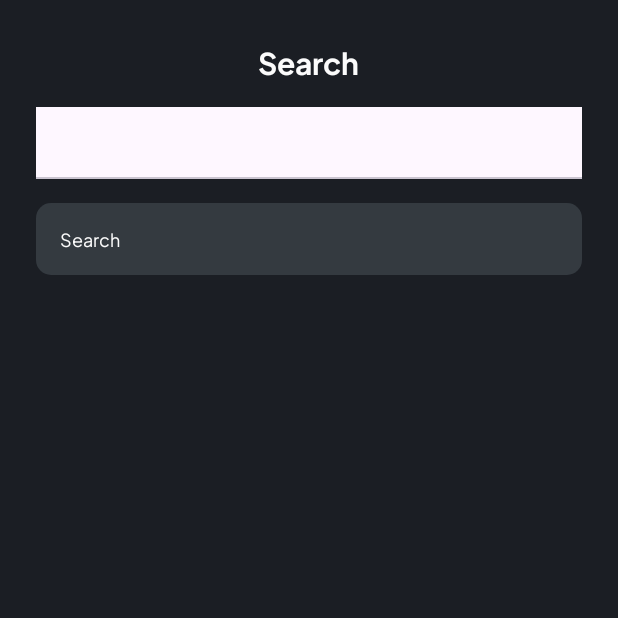
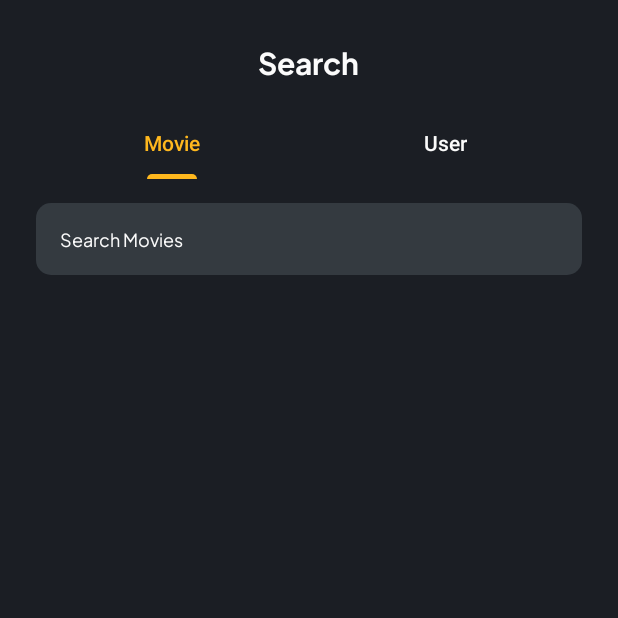
Before and after one commit to slepetbangkit/cinematch-frontend, an Android app: the SearchActivity screen opened directly, with no data from a screen before it, on a phone screen of 412 x 824 dp, the top half of it. Run offline under Robolectric (Android 15) with nearby library versions, the phone set to English and light mode, and no system bars; libraries missing offline, so code that uses them is left out: com.auth0.android; pictures from the network do not load.

Commit message:
integrate search with backend

```diff
--- a/app/src/main/java/com/slepetbangkit/cinematch/helpers/ViewModelFactory.kt
+++ b/app/src/main/java/com/slepetbangkit/cinematch/helpers/ViewModelFactory.kt
@@ -4,6 +4,7 @@ import androidx.lifecycle.ViewModel
 import androidx.lifecycle.ViewModelProvider
 import com.slepetbangkit.cinematch.data.local.preferences.SessionPreferences
 import com.slepetbangkit.cinematch.view.profile.ProfileViewModel
+import com.slepetbangkit.cinematch.view.search.SearchMovieViewModel
 
 class ViewModelFactory private constructor(private val sessionPrefs: SessionPreferences) :
     ViewModelProvider.NewInstanceFactory() {
@@ -13,6 +14,9 @@ class ViewModelFactory private constructor(private val sessionPrefs: SessionPref
         return when {
             modelClass.isAssignableFrom(ProfileViewModel::class.java) -> {
                 ProfileViewModel(sessionPrefs) as T
+            }
+            modelClass.isAssignableFrom(SearchMovieViewModel::class.java) -> {
+                SearchMovieViewModel(sessionPrefs) as T
             }
             else -> throw IllegalArgumentException("Unknown ViewModel class: ${modelClass.name}")
         }
--- a/app/src/main/java/com/slepetbangkit/cinematch/view/movieDetails/MovieDetailsActivity.kt
+++ b/app/src/main/java/com/slepetbangkit/cinematch/view/movieDetails/MovieDetailsActivity.kt
@@ -18,4 +18,8 @@ class MovieDetailsActivity : AppCompatActivity() {
             insets
         }
     }
+
+    companion object {
+        const val MOVIE_ID = "movie_id"
+    }
 }
--- a/app/src/main/java/com/slepetbangkit/cinematch/view/search/SearchActivity.kt
+++ b/app/src/main/java/com/slepetbangkit/cinematch/view/search/SearchActivity.kt
@@ -1,35 +1,18 @@
 package com.slepetbangkit.cinematch.view.search
 
 import android.os.Bundle
-import androidx.activity.enableEdgeToEdge
 import androidx.appcompat.app.AppCompatActivity
-import androidx.core.view.ViewCompat
-import androidx.core.view.WindowInsetsCompat
-import androidx.viewpager2.widget.ViewPager2
-import com.google.android.material.tabs.TabLayout
-import com.google.android.material.tabs.TabLayoutMediator
 import com.slepetbangkit.cinematch.R
-import com.slepetbangkit.cinematch.databinding.ActivitySearchBinding
 
 class SearchActivity : AppCompatActivity() {
-    private lateinit var binding: ActivitySearchBinding
-
     override fun onCreate(savedInstanceState: Bundle?) {
         super.onCreate(savedInstanceState)
-        binding = ActivitySearchBinding.inflate(layoutInflater)
-        setContentView(binding.root)
+        setContentView(R.layout.activity_search)
 
-        val tabLayout = binding.tabLayout
-        val viewPager = binding.viewPager
-
-//        val adapter = SearchViewAdapter(this)
-//        viewPager.adapter = adapter
-
-        TabLayoutMediator(tabLayout, viewPager) { tab, position ->
-            when (position) {
-                0 -> tab.text = "Movie"
-                1 -> tab.text = "User"
-            }
-        }.attach()
+        if (savedInstanceState == null) {
+            supportFragmentManager.beginTransaction()
+                .replace(R.id.fragment_container, SearchFragment())
+                .commitNow()
+        }
     }
 }
--- a/app/src/main/java/com/slepetbangkit/cinematch/view/search/SearchFragment.kt
+++ b/app/src/main/java/com/slepetbangkit/cinematch/view/search/SearchFragment.kt
@@ -1,60 +1,62 @@
 package com.slepetbangkit.cinematch.view.search
 
 import android.os.Bundle
-import androidx.fragment.app.Fragment
 import android.view.LayoutInflater
 import android.view.View
 import android.view.ViewGroup
-import com.slepetbangkit.cinematch.R
+import androidx.fragment.app.Fragment
+import androidx.fragment.app.FragmentActivity
+import com.google.android.material.tabs.TabLayoutMediator
+import com.slepetbangkit.cinematch.data.local.preferences.SessionPreferences
+import com.slepetbangkit.cinematch.data.local.preferences.dataStore
+import com.slepetbangkit.cinematch.databinding.FragmentSearchBinding
+import com.slepetbangkit.cinematch.helpers.ViewModelFactory
 
-// TODO: Rename parameter arguments, choose names that match
-// the fragment initialization parameters, e.g. ARG_ITEM_NUMBER
-private const val ARG_PARAM1 = "param1"
-private const val ARG_PARAM2 = "param2"
+class SearchFragment : Fragment() {
+    private var _binding: FragmentSearchBinding? = null
+    private val binding get() = _binding!!
+    private lateinit var searchMovieViewModel: SearchMovieViewModel
+    private lateinit var sessionPrefs: SessionPreferences
 
-/**
- * A simple [Fragment] subclass.
- * Use the [SearchFragment.newInstance] factory method to
- * create an instance of this fragment.
- */
-class SearchFragment : Fragment() {
-    // TODO: Rename and change types of parameters
-    private var param1: String? = null
-    private var param2: String? = null
-
-    override fun onCreate(savedInstanceState: Bundle?) {
-        super.onCreate(savedInstanceState)
-        arguments?.let {
-            param1 = it.getString(ARG_PARAM1)
-            param2 = it.getString(ARG_PARAM2)
-        }
+    override fun onCreateView(
+        inflater: LayoutInflater,
+        container: ViewGroup?,
+        savedInstanceState: Bundle?
+    ): View? {
+        _binding = FragmentSearchBinding.inflate(inflater, container, false)
+        return binding.root
     }
 
-    override fun onCreateView(
-        inflater: LayoutInflater, container: ViewGroup?,
-        savedInstanceState: Bundle?
-    ): View? {
-        // Inflate the layout for this fragment
-        return inflater.inflate(R.layout.fragment_search, container, false)
+    override fun onViewCreated(view: View, savedInstanceState: Bundle?) {
+        super.onViewCreated(view, savedInstanceState)
+
+        sessionPrefs = SessionPreferences.getInstance(requireContext().dataStore)
+        searchMovieViewModel = ViewModelFactory.getInstance(sessionPrefs).create(SearchMovieViewModel::class.java)
+
+        val tabLayout = binding.tabLayout
+        val viewPager = binding.viewPager
+
+        context?.let {
+            val adapter = SearchViewAdapter(it as FragmentActivity)
+            viewPager.adapter = adapter
+        }
+
+        TabLayoutMediator(tabLayout, viewPager) { tab, position ->
+            when (position) {
+                0 -> tab.text = "Movie"
+                1 -> tab.text = "User"
+            }
+        }.attach()
     }
 
-    companion object {
-        /**
-         * Use this factory method to create a new instance of
-         * this fragment using the provided parameters.
-         *
-         * @param param1 Parameter 1.
-         * @param param2 Parameter 2.
-         * @return A new instance of fragment SearchFragment.
-         */
-        // TODO: Rename and change types and number of parameters
-        @JvmStatic
-        fun newInstance(param1: String, param2: String) =
-            SearchFragment().apply {
-                arguments = Bundle().apply {
-                    putString(ARG_PARAM1, param1)
-                    putString(ARG_PARAM2, param2)
-                }
-            }
+    override fun onPause() {
+        searchMovieViewModel.clearSearchResults()
+        super.onPause()
+    }
+
+    override fun onDestroyView() {
+        searchMovieViewModel.clearSearchResults()
+        _binding = null
+        super.onDestroyView()
     }
 }
--- /dev/null
+++ b/app/src/main/java/com/slepetbangkit/cinematch/view/search/SearchMovieViewModel.kt
@@ -0,0 +1,58 @@
+package com.slepetbangkit.cinematch.view.search
+
+import androidx.lifecycle.LiveData
+import androidx.lifecycle.MutableLiveData
+import androidx.lifecycle.ViewModel
+import androidx.lifecycle.viewModelScope
+import com.slepetbangkit.cinematch.data.local.preferences.SessionPreferences
+import com.slepetbangkit.cinematch.data.remote.response.SearchResponseItem
+import com.slepetbangkit.cinematch.data.remote.retrofit.ApiConfig
+import kotlinx.coroutines.flow.first
+import kotlinx.coroutines.launch
+import retrofit2.Call
+import retrofit2.Callback
+import retrofit2.Response
+
+class SearchMovieViewModel(sessionPrefs: SessionPreferences) : ViewModel() {
+    private lateinit var accessToken: String
+
+    private val _searchMovieResult = MutableLiveData<List<SearchResponseItem>>()
+    val searchMovieResult: LiveData<List<SearchResponseItem>> = _searchMovieResult
+
+    private val _isLoading = MutableLiveData<Boolean>()
+    val isLoading: LiveData<Boolean> = _isLoading
+
+    private val _error = MutableLiveData<String>()
+    val error: LiveData<String> = _error
+
+    init {
+        viewModelScope.launch {
+            accessToken = sessionPrefs.getAccessToken().first()
+        }
+    }
+
+    fun getSearchMovies(movieName: String) {
+        _isLoading.value = true
+
+        val client = ApiConfig.getApiService().searchMovies("Bearer $accessToken", movieName)
+        client.enqueue(object : Callback<List<SearchResponseItem>> {
+            override fun onResponse(call: Call<List<SearchResponseItem>>, response: Response<List<SearchResponseItem>>) {
+                if (response.isSuccessful) {
+                    _searchMovieResult.value = response.body()?.filterNotNull() ?: emptyList()
+                } else {
+                    _error.value = "Error fetching data"
+                }
+                _isLoading.value = false
+            }
+
+            override fun onFailure(call: Call<List<SearchResponseItem>>, t: Throwable) {
+                _error.value = "Failed fetching data: ${t.message}"
+                _isLoading.value = false
+            }
+        })
+    }
+
+    fun clearSearchResults() {
+        _searchMovieResult.value = emptyList()
+    }
+}
--- a/app/src/main/java/com/slepetbangkit/cinematch/view/search/SearchViewAdapter.kt
+++ b/app/src/main/java/com/slepetbangkit/cinematch/view/search/SearchViewAdapter.kt
@@ -1,18 +1,19 @@
 package com.slepetbangkit.cinematch.view.search
 
-import androidx.appcompat.app.AppCompatActivity
 import androidx.fragment.app.Fragment
+import androidx.fragment.app.FragmentActivity
 import androidx.viewpager2.adapter.FragmentStateAdapter
+import com.slepetbangkit.cinematch.view.search.pagerFragment.MovieSearchFragment
 
-//class SearchViewAdapter(activity: AppCompatActivity) : FragmentStateAdapter(activity) {
-//
-//    override fun getItemCount(): Int = 2
-//
-//    override fun createFragment(position: Int): Fragment {
-//        return when (position) {
-//            0 -> MovieFragment()
-//            1 -> UserFragment()
-//            else -> throw IllegalStateException("Unexpected position $position")
-//        }
-//    }
-//}
+class SearchViewAdapter(activity: FragmentActivity) : FragmentStateAdapter(activity) {
+
+    override fun getItemCount(): Int = 2
+
+    override fun createFragment(position: Int): Fragment {
+        return when (position) {
+            0 -> MovieSearchFragment()
+            1 -> MovieSearchFragment()
+            else -> throw IllegalStateException("Unexpected position $position")
+        }
+    }
+}
--- /dev/null
+++ b/app/src/main/java/com/slepetbangkit/cinematch/view/search/pagerFragment/MovieSearchFragment.kt
@@ -0,0 +1,94 @@
+package com.slepetbangkit.cinematch.view.search.pagerFragment
+
+import android.os.Bundle
+import android.text.Editable
+import android.text.TextWatcher
+import android.util.Log
+import android.view.LayoutInflater
+import android.view.View
+import android.view.ViewGroup
+import androidx.fragment.app.Fragment
+import androidx.fragment.app.viewModels
+import androidx.recyclerview.widget.LinearLayoutManager
+import com.slepetbangkit.cinematch.data.local.preferences.SessionPreferences
+import com.slepetbangkit.cinematch.data.local.preferences.dataStore
+import com.slepetbangkit.cinematch.databinding.FragmentMovieSearchBinding
+import com.slepetbangkit.cinematch.helpers.ViewModelFactory
+import com.slepetbangkit.cinematch.view.search.SearchMovieViewModel
+import com.slepetbangkit.cinematch.view.search.adapter.MovieAdapter
+
+class MovieSearchFragment : Fragment() {
+    private var _binding: FragmentMovieSearchBinding? = null
+    private val binding get() = _binding!!
+    private lateinit var sessionPrefs: SessionPreferences
+    private lateinit var searchMovieViewModel: SearchMovieViewModel
+    private lateinit var movieAdapter: MovieAdapter
+
+    override fun onCreateView(
+        inflater: LayoutInflater,
+        container: ViewGroup?,
+        savedInstanceState: Bundle?
+    ): View {
+        _binding = FragmentMovieSearchBinding.inflate(inflater, container, false)
+        return binding.root
+    }
+
+    override fun onViewCreated(view: View, savedInstanceState: Bundle?) {
+        super.onViewCreated(view, savedInstanceState)
+
+        sessionPrefs = SessionPreferences.getInstance(requireContext().dataStore)
+        val viewModelFactory = ViewModelFactory.getInstance(sessionPrefs)
+        val viewModel: SearchMovieViewModel by viewModels { viewModelFactory }
+        searchMovieViewModel = viewModel
+
+        setupRecyclerView()
+        setupSearchInput()
+
+        searchMovieViewModel.searchMovieResult.observe(viewLifecycleOwner) { movies ->
+            movieAdapter.submitList(movies)
+        }
+
+        searchMovieViewModel.isLoading.observe(viewLifecycleOwner) { isLoading ->
+            // Handle loading state if necessary
+        }
+
+        searchMovieViewModel.error.observe(viewLifecycleOwner) { error ->
+            Log.e("MovieSearchFragment", "Error: $error")
+            // Handle error state if necessary, e.g., show a Toast or Snackbar
+        }
+    }
+
+    private fun setupRecyclerView() {
+        movieAdapter = MovieAdapter()
+        binding.movieRecyclerView.apply {
+            layoutManager = LinearLayoutManager(context)
+            adapter = movieAdapter
+        }
+    }
+
+    private fun setupSearchInput() {
+        binding.searchTv.addTextChangedListener(object : TextWatcher {
+            override fun beforeTextChanged(s: CharSequence?, start: Int, count: Int, after: Int) {}
+
+            override fun onTextChanged(s: CharSequence?, start: Int, before: Int, count: Int) {}
+
+            override fun afterTextChanged(s: Editable?) {
+                val query = s.toString().trim()
+                if (query.isNotEmpty()) {
+                    searchMovieViewModel.getSearchMovies(query)
+                }
+            }
+        })
+    }
+
+    override fun onPause() {
+        super.onPause()
+        searchMovieViewModel.clearSearchResults()
+        binding.searchTv.text.clear()
+    }
+
+    override fun onDestroyView() {
+        super.onDestroyView()
+        _binding = null
+    }
+}
--- a/app/src/main/res/layout/activity_search.xml
+++ b/app/src/main/res/layout/activity_search.xml
@@ -1,57 +1,5 @@
 <?xml version="1.0" encoding="utf-8"?>
-<LinearLayout xmlns:android="http://schemas.android.com/apk/res/android"
-    xmlns:app="http://schemas.android.com/apk/res-auto"
-    xmlns:tools="http://schemas.android.com/tools"
-    android:id="@+id/main"
+<FrameLayout xmlns:android="http://schemas.android.com/apk/res/android"
+    android:id="@+id/fragment_container"
     android:layout_width="match_parent"
-    android:layout_height="match_parent"
-    android:orientation="vertical"
-    android:background="@color/neutral"
-    tools:context=".view.search.SearchActivity">
-
-    <TextView
-        android:id="@+id/search_tv"
-        android:layout_width="wrap_content"
-        android:layout_height="wrap_content"
-        android:layout_marginTop="24dp"
-        android:fontFamily="@font/plus_jakarta_sans_bold"
-        android:textColor="@color/on_neutral"
-        android:textSize="20sp"
-        android:text="@string/search"
-        android:layout_gravity="center"/>
-
-    <com.google.android.material.tabs.TabLayout
-        android:id="@+id/tabLayout"
-        android:layout_width="match_parent"
-        android:layout_height="wrap_content"
-        android:layout_marginTop="16dp"
-        android:layout_marginHorizontal="24dp"
-        android:fontFamily="@font/plus_jakarta_sans_semi_bold"
-        app:tabIndicatorColor="@color/primary"
-        app:tabSelectedTextColor="@color/primary"
-        app:tabBackground="@color/neutral"
-        app:tabTextColor="@color/on_neutral" />
-
-    <EditText
-        style="@style/EditText"
-        android:layout_width="match_parent"
-        android:layout_height="48dp"
-        android:layout_marginTop="16dp"
-        android:layout_marginHorizontal="24dp"
-        android:fontFamily="@font/plus_jakarta_sans_regular"
-        android:textSize="12sp"
-        android:hint="@string/search"
-        android:inputType="text"
-        app:layout_constraintStart_toStartOf="parent"
-        app:layout_constraintEnd_toEndOf="parent"
-        app:layout_constraintTop_toBottomOf="@+id/search_tv"/>
-
-    <androidx.viewpager2.widget.ViewPager2
-        android:id="@+id/viewPager"
-        android:layout_width="match_parent"
-        android:layout_height="0dp"
-        android:layout_weight="1"
-        android:layout_marginHorizontal="24dp"
-        android:layout_marginTop="16dp"/>
-
-</LinearLayout>
+    android:layout_height="match_parent" />
--- /dev/null
+++ b/app/src/main/res/layout/fragment_movie_search.xml
@@ -0,0 +1,28 @@
+<?xml version="1.0" encoding="utf-8"?>
+<LinearLayout xmlns:android="http://schemas.android.com/apk/res/android"
+    xmlns:app="http://schemas.android.com/apk/res-auto"
+    android:layout_width="match_parent"
+    android:layout_height="match_parent"
+    xmlns:tools="http://schemas.android.com/tools"
+    android:orientation="vertical"
+    android:background="@color/neutral">
+
+    <EditText
+        style="@style/EditText"
+        android:id="@+id/search_tv"
+        android:layout_width="match_parent"
+        android:layout_height="48dp"
+        android:fontFamily="@font/plus_jakarta_sans_regular"
+        android:textSize="12sp"
+        android:hint="@string/search_movies"
+        android:inputType="text"
+        app:layout_constraintTop_toBottomOf="@+id/search_tv"/>
+
+    <androidx.recyclerview.widget.RecyclerView
+        android:id="@+id/movieRecyclerView"
+        android:layout_width="match_parent"
+        android:layout_height="match_parent"
+        tools:listitem="@layout/search_movie_item"
+        android:layout_marginTop="16dp"/>
+
+</LinearLayout>
--- a/app/src/main/res/layout/fragment_search.xml
+++ b/app/src/main/res/layout/fragment_search.xml
@@ -1,14 +1,43 @@
 <?xml version="1.0" encoding="utf-8"?>
-<FrameLayout xmlns:android="http://schemas.android.com/apk/res/android"
+<LinearLayout xmlns:android="http://schemas.android.com/apk/res/android"
+    xmlns:app="http://schemas.android.com/apk/res-auto"
     xmlns:tools="http://schemas.android.com/tools"
+    android:id="@+id/main"
     android:layout_width="match_parent"
     android:layout_height="match_parent"
-    tools:context=".view.search.SearchFragment">
+    android:orientation="vertical"
+    android:background="@color/neutral"
+    tools:context=".view.search.SearchActivity">
 
-    <!-- TODO: Update blank fragment layout -->
     <TextView
+        android:id="@+id/search_tv"
+        android:layout_width="wrap_content"
+        android:layout_height="wrap_content"
+        android:layout_marginTop="24dp"
+        android:fontFamily="@font/plus_jakarta_sans_bold"
+        android:textColor="@color/on_neutral"
+        android:textSize="20sp"
+        android:text="@string/search"
+        android:layout_gravity="center"/>
+
+    <com.google.android.material.tabs.TabLayout
+        android:id="@+id/tabLayout"
         android:layout_width="match_parent"
-        android:layout_height="match_parent"
-        android:text="@string/hello_blank_fragment" />
+        android:layout_height="wrap_content"
+        android:layout_marginTop="16dp"
+        android:layout_marginHorizontal="24dp"
+        android:fontFamily="@font/plus_jakarta_sans_semi_bold"
+        app:tabIndicatorColor="@color/primary"
+        app:tabSelectedTextColor="@color/primary"
+        app:tabBackground="@color/neutral"
+        app:tabTextColor="@color/on_neutral" />
 
-</FrameLayout>
+    <androidx.viewpager2.widget.ViewPager2
+        android:id="@+id/viewPager"
+        android:layout_width="match_parent"
+        android:layout_height="0dp"
+        android:layout_weight="1"
+        android:layout_marginHorizontal="24dp"
+        android:layout_marginTop="16dp"/>
+
+</LinearLayout>
--- a/app/src/main/res/values/strings.xml
+++ b/app/src/main/res/values/strings.xml
@@ -35,4 +35,6 @@
     <string name="profile">Profile</string>
     <!-- TODO: Remove or change this placeholder text -->
     <string name="hello_blank_fragment">Hello blank fragment</string>
+    <string name="search_movies">Search Movies</string>
+    <string name="search_users">Search Users</string>
 </resources>
```
Also changed, not shown: app/build.gradle.kts (+17 -15 lines), app/src/main/java/com/slepetbangkit/cinematch/data/remote/response/SearchResponse.kt (added, +39 -0 lines), app/src/main/java/com/slepetbangkit/cinematch/data/remote/retrofit/ApiService.kt (+9 -0 lines), app/src/main/java/com/slepetbangkit/cinematch/view/search/adapter/MovieAdapter.kt (added, +54 -0 lines), app/src/main/res/layout/fragment_user_search.xml (added, +26 -0 lines), app/src/main/res/layout/search_movie_item.xml (added, +67 -0 lines), app/src/main/res/layout/search_user_item.xml (added, +42 -0 lines), gradle/libs.versions.toml (+30 -0 lines).
